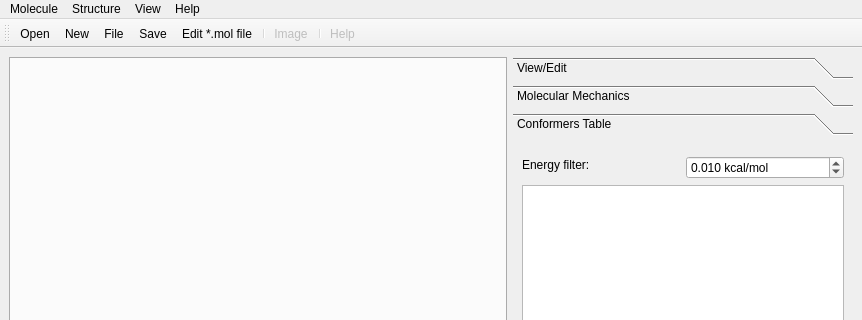
Above: Sources/MainWindow.ui from xMoad/qdalton before the change; both pictures show x 0 to 862 and y 0 to 320 of the 862 by 642 pixel window. Below: the same form after it.
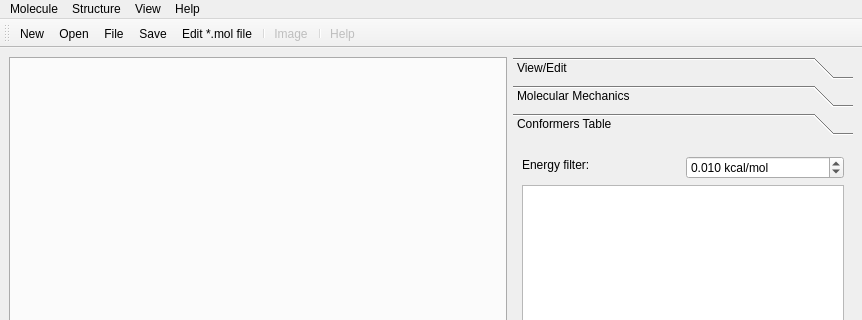
That is the form after the change. The open tabs and pages were chosen to show the change. Icons and pictures are not drawn.

Commit message: Numerous changes in classes responsible for molecule rendering. Next step wiil be the separation of optimization & conformational search logic from rendering logic.

Diff of the .ui file:
```diff
--- a/Sources/MainWindow.ui
+++ b/Sources/MainWindow.ui
@@ -677,8 +677,8 @@
    <attribute name="toolBarBreak">
     <bool>false</bool>
    </attribute>
-   <addaction name="actionMoleculeOpen"/>
    <addaction name="actionMoleculeNew"/>
+   <addaction name="actionMoleculeOpen"/>
    <addaction name="actionMoleculeImportFromFile"/>
    <addaction name="actionMoleculeSave"/>
    <addaction name="actionMoleculeEditMolFile"/>
```
Left out of the diff: 4 changed lines with no effect on the pictures. The commit also changes 17 other files.
